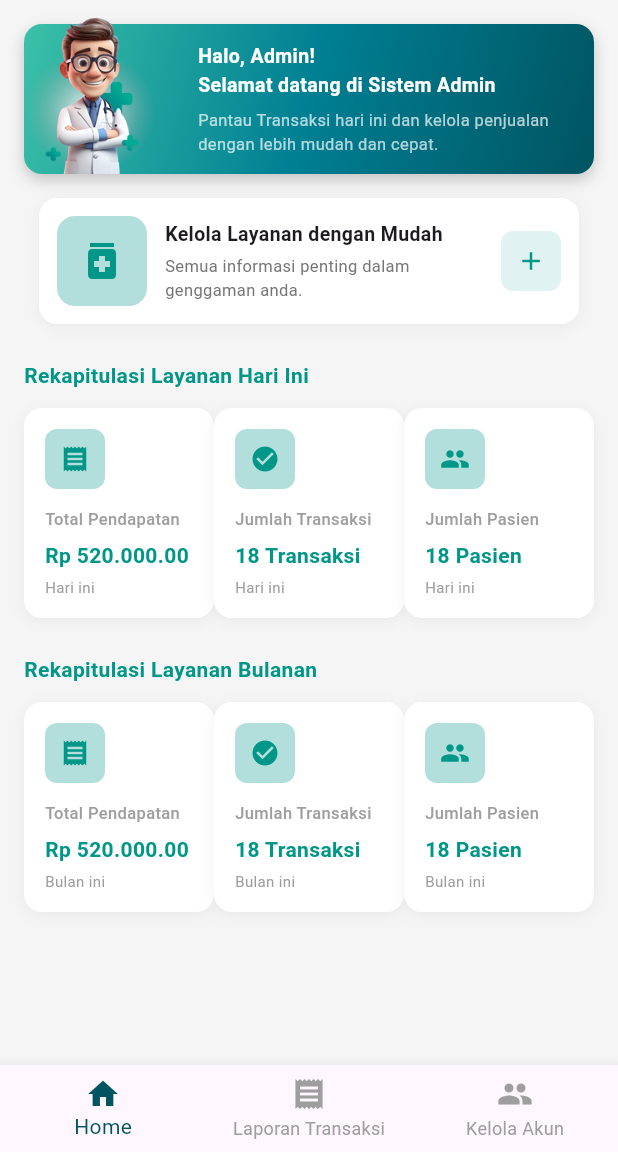
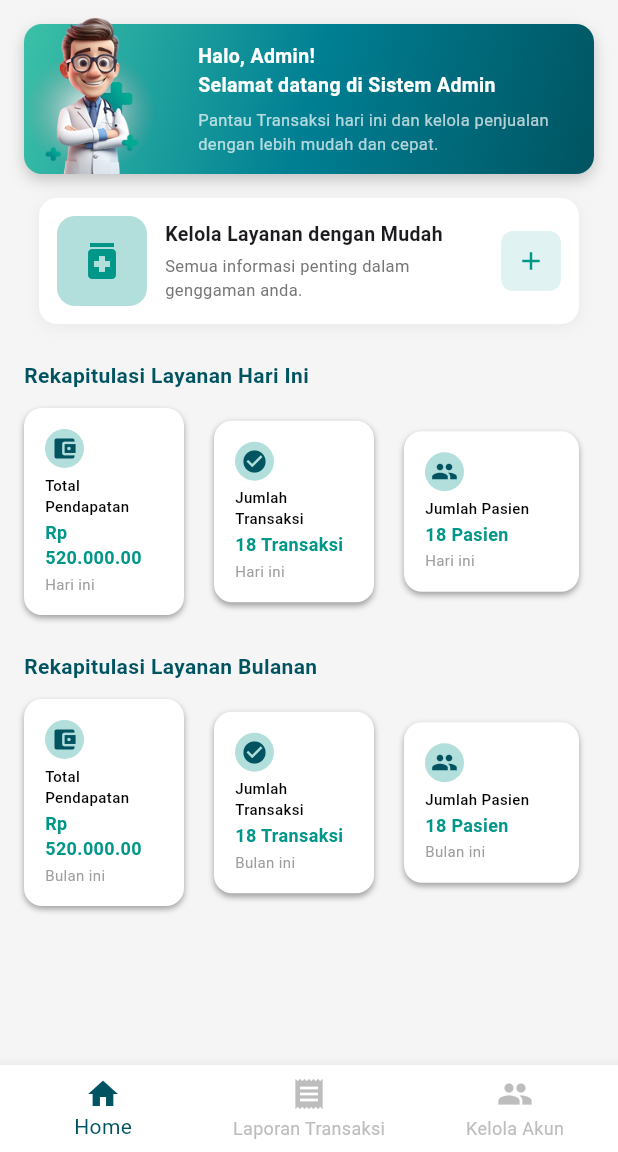
Before and after one commit to Aqiilah600/sistem_kasir_rs, a Flutter app: the HomeAdminView screen opened by its route, on a phone screen of 412 x 824 dp, the part 84-1236 px from its top. Run offline on Flutter 3.47's test engine with Material 3 defaults, Android fonts, the phone set to English and light mode, and no system bars; our stand-ins replace fl_chart.

Commit message:
update admin v2

```diff
--- a/lib/models/rekapitulasi_model.dart
+++ b/lib/models/rekapitulasi_model.dart
@@ -1,59 +1,49 @@
-import 'package:flutter/material.dart';
-
 class RekapitulasiData {
   final String label;
   final String value;
   final String subtitle;
-  final IconData icon;
 
   RekapitulasiData({
     required this.label,
     required this.value,
     required this.subtitle,
-    required this.icon,
   });
 }
 
-// Data dummy untuk hari ini
+// Data dummy untuk hari ini (NANTI AKAN DARI API)
 final List<RekapitulasiData> rekapitulasiHariIni = [
   RekapitulasiData(
     label: 'Total Pendapatan',
     value: 'Rp 520.000.00',
     subtitle: 'Hari ini',
-    icon: Icons.receipt,
   ),
   RekapitulasiData(
     label: 'Jumlah Transaksi',
     value: '18 Transaksi',
     subtitle: 'Hari ini',
-    icon: Icons.check_circle,
   ),
   RekapitulasiData(
     label: 'Jumlah Pasien',
     value: '18 Pasien',
     subtitle: 'Hari ini',
-    icon: Icons.people,
   ),
 ];
 
-// Data dummy untuk bulan ini
+// Data dummy untuk bulan ini (NANTI AKAN DARI API)
 final List<RekapitulasiData> rekapitulasiBulanan = [
   RekapitulasiData(
     label: 'Total Pendapatan',
     value: 'Rp 520.000.00',
     subtitle: 'Bulan ini',
-    icon: Icons.receipt,
   ),
   RekapitulasiData(
     label: 'Jumlah Transaksi',
     value: '18 Transaksi',
     subtitle: 'Bulan ini',
-    icon: Icons.check_circle,
   ),
   RekapitulasiData(
     label: 'Jumlah Pasien',
     value: '18 Pasien',
     subtitle: 'Bulan ini',
-    icon: Icons.people,
   ),
 ];
--- a/lib/views/admin/home_admin/home_admin_view.dart
+++ b/lib/views/admin/home_admin/home_admin_view.dart
@@ -1,5 +1,7 @@
 import 'package:flutter/material.dart';
 import '../../../models/rekapitulasi_model.dart';
+import '../widgets/admin_bottom_navbar.dart';
+import '../widgets/admin_header.dart';
 import 'widgets/welcome_admin_card.dart';
 import 'widgets/kelola_layanan_card.dart';
 import 'widgets/stat_card_rekapitulasi.dart';
@@ -7,89 +9,102 @@
 class HomeAdminView extends StatelessWidget {
   const HomeAdminView({super.key});
 
+  // ICON MAPPING - HARDCODED DI VIEW
+  final List<IconData> iconRekapitulasi = const [
+    Icons.account_balance_wallet, // Total Pendapatan
+    Icons.check_circle, // Jumlah Transaksi
+    Icons.people, // Jumlah Pasien
+  ];
+
   @override
   Widget build(BuildContext context) {
+    final screenWidth = MediaQuery.of(context).size.width;
+    final isSmallScreen = screenWidth < 400;
+
     return Scaffold(
-      backgroundColor: Colors.grey[100],
-      appBar: AppBar(
-        backgroundColor: Colors.white,
-        elevation: 0,
-        title: Image.asset("assets/logo_rs2.png", height: 30),
-        actions: [
-          Padding(
-            padding: const EdgeInsets.all(8.0),
-            child: CircleAvatar(
-              backgroundImage: AssetImage("assets/pfp_admin.png"),
+      backgroundColor: const Color(0xFFF5F5F5),
+      appBar: const AdminHeader(),
+      body: SingleChildScrollView(
+        child: Padding(
+          padding: EdgeInsets.symmetric(
+            horizontal: isSmallScreen ? 12 : 16,
+            vertical: isSmallScreen ? 12 : 16,
           ),
-          ),
-        ],
-      ),
-      body: SingleChildScrollView(
-        padding: const EdgeInsets.all(16),
           child: Column(
             crossAxisAlignment: CrossAxisAlignment.start,
             children: [
-            // ✅ WELCOME CARD
+              // WELCOME CARD
               const WelcomeAdminCard(),
-            const SizedBox(height: 16),
+              SizedBox(height: isSmallScreen ? 12 : 16),
 
-            // ✅ KELOLA LAYANAN CARD
+              //KELOLA LAYANAN CARD
               const KelolaLayananCard(),
-            const SizedBox(height: 24),
+              SizedBox(height: isSmallScreen ? 20 : 24),
 
-            // ✅ REKAPITULASI LAYANAN HARI INI
-            const Text(
+              //REKAPITULASI LAYANAN HARI INI
+              Text(
                 'Rekapitulasi Layanan Hari Ini',
                 style: TextStyle(
-                fontSize: 14,
+                  fontSize: isSmallScreen ? 13 : 14,
                   fontWeight: FontWeight.bold,
-                color: Colors.teal,
+                  color: const Color(0xFF005461),
                 ),
               ),
-            const SizedBox(height: 12),
+              SizedBox(height: isSmallScreen ? 10 : 12),
               Row(
-              children: rekapitulasiHariIni
-                  .map((data) => StatCardRekapitulasi(data: data))
-                  .toList(),
+                children: List.generate(
+                  rekapitulasiHariIni.length,
+                  (index) => Expanded(
+                    child: Padding(
+                      padding: EdgeInsets.only(
+                        right: index < rekapitulasiHariIni.length - 1
+                            ? (isSmallScreen ? 8 : 10)
+                            : 0,
                       ),
-            const SizedBox(height: 24),
+                      child: StatCardRekapitulasi(
+                        data: rekapitulasiHariIni[index],
+                        icon: iconRekapitulasi[index],
+                      ),
+                    ),
+                  ),
+                ),
+              ),
+              SizedBox(height: isSmallScreen ? 20 : 24),
 
-            // ✅ REKAPITULASI LAYANAN BULANAN
-            const Text(
+              //REKAPITULASI LAYANAN BULANAN
+              Text(
                 'Rekapitulasi Layanan Bulanan',
                 style: TextStyle(
-                fontSize: 14,
+                  fontSize: isSmallScreen ? 13 : 14,
                   fontWeight: FontWeight.bold,
-                color: Colors.teal,
+                  color: const Color(0xFF005461),
                 ),
               ),
-            const SizedBox(height: 12),
+              SizedBox(height: isSmallScreen ? 10 : 12),
               Row(
-              children: rekapitulasiBulanan
-                  .map((data) => StatCardRekapitulasi(data: data))
-                  .toList(),
+                children: List.generate(
+                  rekapitulasiBulanan.length,
+                  (index) => Expanded(
+                    child: Padding(
+                      padding: EdgeInsets.only(
+                        right: index < rekapitulasiBulanan.length - 1
+                            ? (isSmallScreen ? 8 : 10)
+                            : 0,
                       ),
-            const SizedBox(height: 24),
+                      child: StatCardRekapitulasi(
+                        data: rekapitulasiBulanan[index],
+                        icon: iconRekapitulasi[index],
+                      ),
+                    ),
+                  ),
+                ),
+              ),
+              SizedBox(height: isSmallScreen ? 20 : 24),
             ],
           ),
         ),
-      bottomNavigationBar: BottomNavigationBar(
-        currentIndex: 0,
-        selectedItemColor: Color(0xFF005461),
-        unselectedItemColor: Colors.grey,
-        type: BottomNavigationBarType.fixed,
-        items: const [
-          BottomNavigationBarItem(icon: Icon(Icons.home), label: 'Home'),
-          BottomNavigationBarItem(
-            icon: Icon(Icons.receipt),
-            label: 'Laporan Transaksi',
       ),
-          BottomNavigationBarItem(
-            icon: Icon(Icons.people),
-            label: 'Kelola Akun',
-          ),
-        ],
-      ),
+      bottomNavigationBar: const AdminBottomNavbar(currentIndex: 0),
     );
   }
 }
--- a/lib/views/admin/home_admin/widgets/stat_card_rekapitulasi.dart
+++ b/lib/views/admin/home_admin/widgets/stat_card_rekapitulasi.dart
@@ -3,21 +3,27 @@
 
 class StatCardRekapitulasi extends StatelessWidget {
   final RekapitulasiData data;
+  final IconData icon; // ← ICON DARI VIEW
 
-  const StatCardRekapitulasi({super.key, required this.data});
+  const StatCardRekapitulasi({
+    super.key,
+    required this.data,
+    required this.icon,
+  });
 
   @override
   Widget build(BuildContext context) {
     return Expanded(
       child: Container(
+        margin: const EdgeInsets.only(right: 10),
         padding: const EdgeInsets.all(14),
         decoration: BoxDecoration(
           color: Colors.white,
           borderRadius: BorderRadius.circular(12),
           boxShadow: [
             BoxShadow(
-              color: Colors.black.withOpacity(0.05),
-              blurRadius: 8,
+              color: const Color.fromRGBO(0, 0, 0, 0.35),
+              blurRadius: 3,
               offset: const Offset(0, 2),
             ),
           ],
@@ -25,41 +31,42 @@
         child: Column(
           crossAxisAlignment: CrossAxisAlignment.start,
           children: [
-            // ICON
+            // ICON (circular)
             Container(
-              width: 40,
-              height: 40,
+              width: 26,
+              height: 26,
               decoration: BoxDecoration(
                 color: Colors.teal[100],
-                borderRadius: BorderRadius.circular(8),
+                shape: BoxShape.circle,
               ),
-              child: Icon(data.icon, color: Colors.teal, size: 20),
+              alignment: Alignment.center,
+              child: Icon(icon, color: const Color(0xFF005461), size: 18),
             ),
-            const SizedBox(height: 12),
+            const SizedBox(height: 4),
 
             // LABEL
             Text(
               data.label,
               style: const TextStyle(
-                fontSize: 11,
-                color: Colors.grey,
+                fontSize: 10,
+                color: Colors.black,
                 fontWeight: FontWeight.w500,
               ),
             ),
-            const SizedBox(height: 6),
+            const SizedBox(height: 2),
 
             // VALUE
             Text(
               data.value,
               style: const TextStyle(
-                fontSize: 14,
+                fontSize: 12,
                 fontWeight: FontWeight.bold,
                 color: Colors.teal,
               ),
               maxLines: 2,
               overflow: TextOverflow.ellipsis,
             ),
-            const SizedBox(height: 4),
+            const SizedBox(height: 2),
 
             // SUBTITLE
             Text(
--- /dev/null
+++ b/lib/views/admin/widgets/admin_bottom_navbar.dart
@@ -0,0 +1,53 @@
+import 'package:flutter/material.dart';
+import '../home_admin/home_admin_view.dart';
+// import '../Laporan_transaksi/laporan_transaski_view.dart';
+
+class AdminBottomNavbar extends StatelessWidget {
+  final int currentIndex;
+
+  const AdminBottomNavbar({super.key, required this.currentIndex});
+
+  void _pushReplacementNoAnimation(BuildContext context, Widget page) {
+    Navigator.pushReplacement(
+      context,
+      PageRouteBuilder(
+        pageBuilder: (context, animation, secondaryAnimation) => page,
+        transitionDuration: Duration.zero,
+        reverseTransitionDuration: Duration.zero,
+        transitionsBuilder: (context, animation, secondaryAnimation, child) =>
+            child,
+      ),
+    );
+  }
+
+  @override
+  Widget build(BuildContext context) {
+    return BottomNavigationBar(
+      currentIndex: currentIndex,
+      selectedItemColor: const Color(0xFF005461),
+      unselectedItemColor: Colors.grey[400],
+      type: BottomNavigationBarType.fixed,
+      backgroundColor: Colors.white,
+      elevation: 8,
+      onTap: (index) {
+        if (index == currentIndex) return;
+
+        if (index == 0) {
+          _pushReplacementNoAnimation(context, const HomeAdminView());
+        } else if (index == 1) {
+          //_pushReplacementNoAnimation(context, const LaporanTransaksiView());
+        } else if (index == 2) {
+          //_pushReplacementNoAnimation(context, const KelolaAkunView());
+        }
+      },
+      items: const [
+        BottomNavigationBarItem(icon: Icon(Icons.home), label: 'Home'),
+        BottomNavigationBarItem(
+          icon: Icon(Icons.receipt),
+          label: 'Laporan Transaksi',
+        ),
+        BottomNavigationBarItem(icon: Icon(Icons.people), label: 'Kelola Akun'),
+      ],
+    );
+  }
+}
--- /dev/null
+++ b/lib/views/admin/widgets/admin_header.dart
@@ -0,0 +1,36 @@
+import 'package:flutter/material.dart';
+import '../profile/profile_view.dart';
+
+class AdminHeader extends StatelessWidget implements PreferredSizeWidget {
+  const AdminHeader({super.key});
+
+  @override
+  Size get preferredSize => const Size.fromHeight(kToolbarHeight);
+
+  @override
+  Widget build(BuildContext context) {
+    return AppBar(
+      backgroundColor: Colors.white,
+      elevation: 0,
+
+      title: Image.asset("assets/logo_rs2.png", height: 30),
+
+      actions: [
+        Padding(
+          padding: const EdgeInsets.all(8.0),
+          child: GestureDetector(
+            onTap: () {
+              Navigator.push(
+                context,
+                MaterialPageRoute(builder: (_) => const ProfileView()),
+              );
+            },
+            child: const CircleAvatar(
+              backgroundImage: AssetImage("assets/pfp_admin.png"),
+            ),
+          ),
+        ),
+      ],
+    );
+  }
+}
```
Also changed, not shown: assets/struk.png (added), lib/views/admin/Laporan_transaksi/laporan_transaski_view.dart (added). Lines whose indentation alone changed are shown as unchanged.
